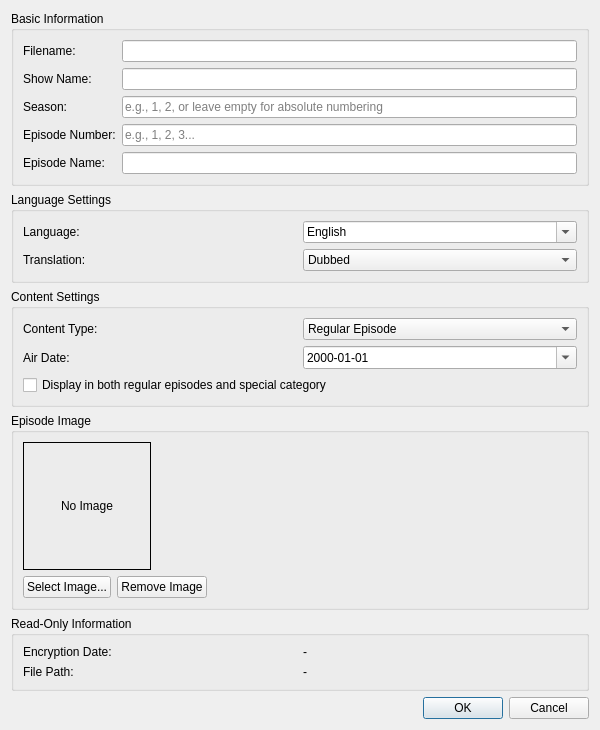
therealMaPMaKeR/MMDiary, file Operations-Features/videoplayer/showsplayer/vp_shows_edit_metadata_dialog.ui: the form before one commit.
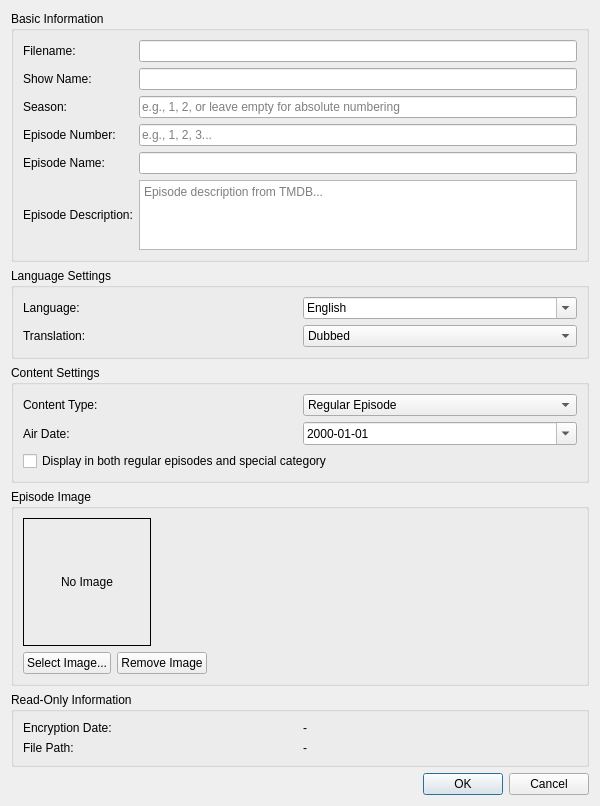
The form after the commit.

Commit message: added episode description field

```diff
--- a/Operations-Features/videoplayer/showsplayer/vp_shows_edit_metadata_dialog.ui
+++ b/Operations-Features/videoplayer/showsplayer/vp_shows_edit_metadata_dialog.ui
@@ -96,6 +96,23 @@
         </property>
        </widget>
       </item>
+      <item row="5" column="0">
+       <widget class="QLabel" name="label_EPDescription">
+        <property name="text">
+         <string>Episode Description:</string>
+        </property>
+       </widget>
+      </item>
+      <item row="5" column="1">
+       <widget class="QTextEdit" name="textEdit_EPDescription">
+        <property name="maximumHeight">
+         <number>80</number>
+        </property>
+        <property name="placeholderText">
+         <string>Episode description from TMDB...</string>
+        </property>
+       </widget>
+      </item>
      </layout>
     </widget>
    </item>
```
The commit also changes 5 other files.
